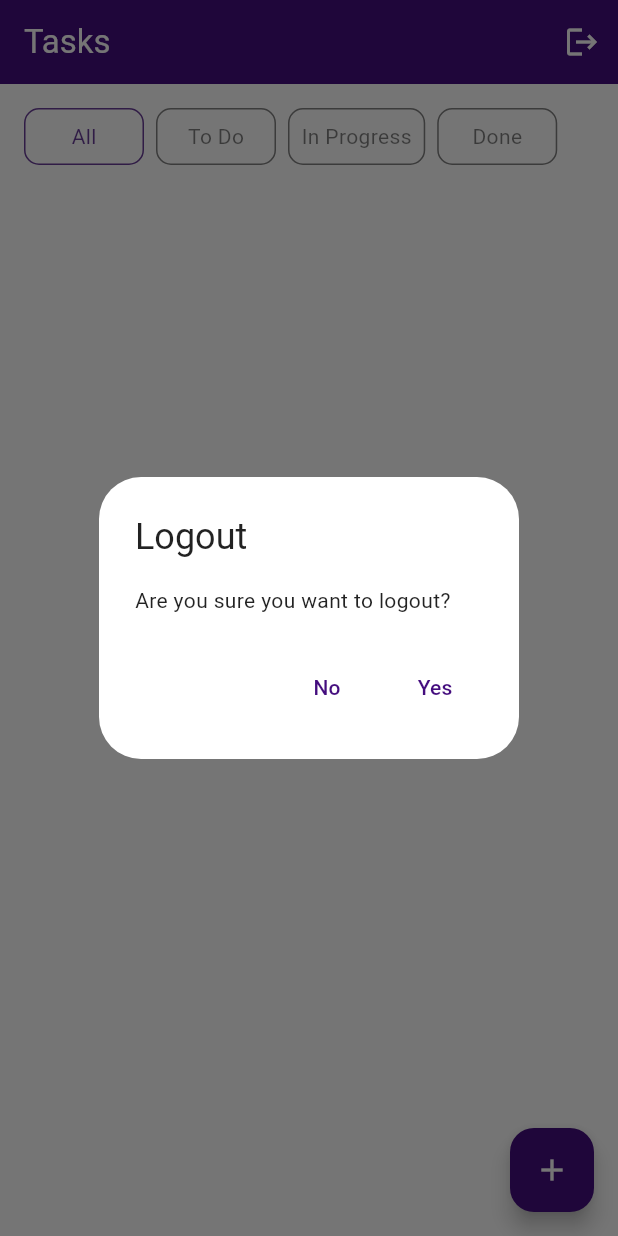
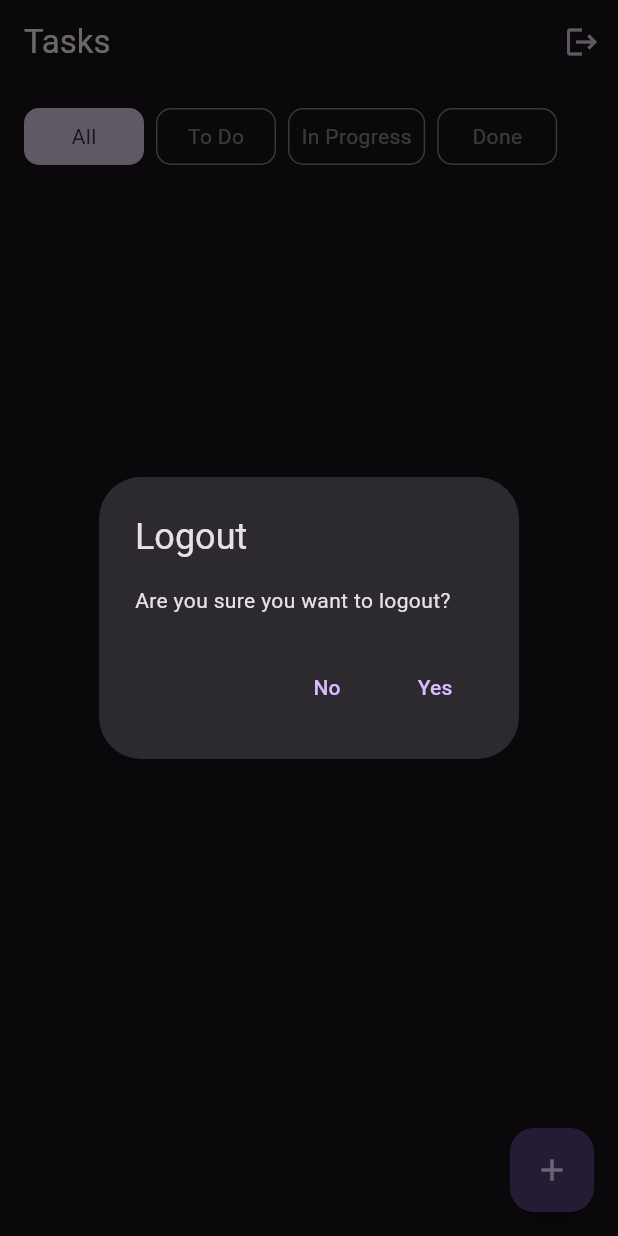
Before and after one commit to lukaskris/taskmanager, a Flutter app: the TaskListPage screen opened by its route, after a tap on the "logout" icon, on a phone screen of 412 x 824 dp. Run offline on Flutter 3.47's test engine with Material 3 defaults, Android fonts, the phone set to English and light mode, and no system bars; drawn by our look-alikes of flutter_bounce, toastification; our stand-ins replace bloc, connectivity_plus, dartz, equatable, firebase_auth, firebase_core and 10 more; accounts and stored records are empty; generated files the repository leaves out were written again.

Commit message:
task manager v1.0.0

```diff
--- a/lib/core/theme/global_theme_data.dart
+++ b/lib/core/theme/global_theme_data.dart
@@ -29,25 +29,6 @@ ThemeData lightTheme = ThemeData(
 
 ThemeData darkTheme = ThemeData(
   brightness: Brightness.dark,
-  primaryColor: primaryColor,
-  colorScheme: ColorScheme.dark(
-    primary: primaryColor,
-    onPrimary: Colors.white,
-    secondary: primaryColor.withOpacity(0.8),
-    onSecondary: Colors.white,
-    background: Color(0xFF121212),
-    onBackground: Colors.white70,
-    surface: Color(0xFF1E1E1E),
-    onSurface: Colors.white70,
-  ),
-  appBarTheme: AppBarTheme(
-    backgroundColor: primaryColor,
-    foregroundColor: Colors.white,
-    elevation: 2,
-  ),
-  floatingActionButtonTheme: FloatingActionButtonThemeData(
-    backgroundColor: primaryColor,
-    foregroundColor: Colors.white,
-  ),
-  scaffoldBackgroundColor: Color(0xFF121212),
+  colorScheme: ColorScheme.fromSeed(
+      seedColor: primaryColor, brightness: Brightness.dark),
 );
--- a/lib/main.dart
+++ b/lib/main.dart
@@ -68,7 +68,7 @@ class _MyAppState extends State<MyApp> with WidgetsBindingObserver {
         debugShowCheckedModeBanner: false,
         theme: lightTheme,
         darkTheme: darkTheme,
-        themeMode: ThemeMode.light,
+        themeMode: ThemeMode.dark,
         localizationsDelegates: const [
           GlobalMaterialLocalizations.delegate,
           GlobalWidgetsLocalizations.delegate,
--- a/lib/presentation/pages/task_list/task_list_page.dart
+++ b/lib/presentation/pages/task_list/task_list_page.dart
@@ -125,13 +125,16 @@ class _TaskListPageState extends State<TaskListPage> {
                                     : context.colorScheme.onSurface
                                         .withValues(alpha: .5)),
                             borderRadius: BorderRadius.circular(10),
+                            color: state.status == 0
+                                ? context.colorScheme.secondary
+                                : context.colorScheme.surface,
                           ),
                           alignment: Alignment.center,
                           padding: EdgeInsets.all(8),
                           child: AppTypography(
                               text: 'All',
                               color: state.status == 0
-                                  ? context.colorScheme.secondary
+                                  ? context.colorScheme.onSecondary
                                   : context.colorScheme.onSurface
                                       .withValues(alpha: .5)),
                         ),
@@ -148,13 +151,16 @@ class _TaskListPageState extends State<TaskListPage> {
                                     : context.colorScheme.onSurface
                                         .withValues(alpha: .5)),
                             borderRadius: BorderRadius.circular(10),
+                            color: state.status == 1
+                                ? context.colorScheme.secondary
+                                : context.colorScheme.surface,
                           ),
                           alignment: Alignment.center,
                           padding: EdgeInsets.all(8),
                           child: AppTypography(
                               text: 'To Do',
                               color: state.status == 1
-                                  ? context.colorScheme.secondary
+                                  ? context.colorScheme.onSecondary
                                   : context.colorScheme.onSurface
                                       .withValues(alpha: .5)),
                         ),
@@ -170,13 +176,16 @@ class _TaskListPageState extends State<TaskListPage> {
                                     : context.colorScheme.onSurface
                                         .withValues(alpha: .5)),
                             borderRadius: BorderRadius.circular(10),
+                            color: state.status == 2
+                                ? context.colorScheme.secondary
+                                : context.colorScheme.surface,
                           ),
                           alignment: Alignment.center,
                           padding: EdgeInsets.all(8),
                           child: AppTypography(
                               text: 'In Progress',
                               color: state.status == 2
-                                  ? context.colorScheme.secondary
+                                  ? context.colorScheme.onSecondary
                                   : context.colorScheme.onSurface
                                       .withValues(alpha: .5)),
                         ),
@@ -193,13 +202,16 @@ class _TaskListPageState extends State<TaskListPage> {
                                     : context.colorScheme.onSurface
                                         .withValues(alpha: .5)),
                             borderRadius: BorderRadius.circular(10),
+                            color: state.status == 3
+                                ? context.colorScheme.secondary
+                                : context.colorScheme.surface,
                           ),
                           alignment: Alignment.center,
                           padding: EdgeInsets.all(8),
                           child: AppTypography(
                               text: 'Done',
                               color: state.status == 3
-                                  ? context.colorScheme.secondary
+                                  ? context.colorScheme.onSecondary
                                   : context.colorScheme.onSurface
                                       .withValues(alpha: .5)),
                         ),
--- a/pubspec.yaml
+++ b/pubspec.yaml
@@ -72,7 +72,6 @@ flutter:
   generate: true
   # To add assets to your application, add an assets section, like this:
   assets:
-    - assets/images/
     - assets/icons/
 
   # An image asset can refer to one or more resolution-specific "variants", see
```
Also changed, not shown: lib/presentation/widgets/custom_text_field.dart (+9 -5 lines), 11 other files.
